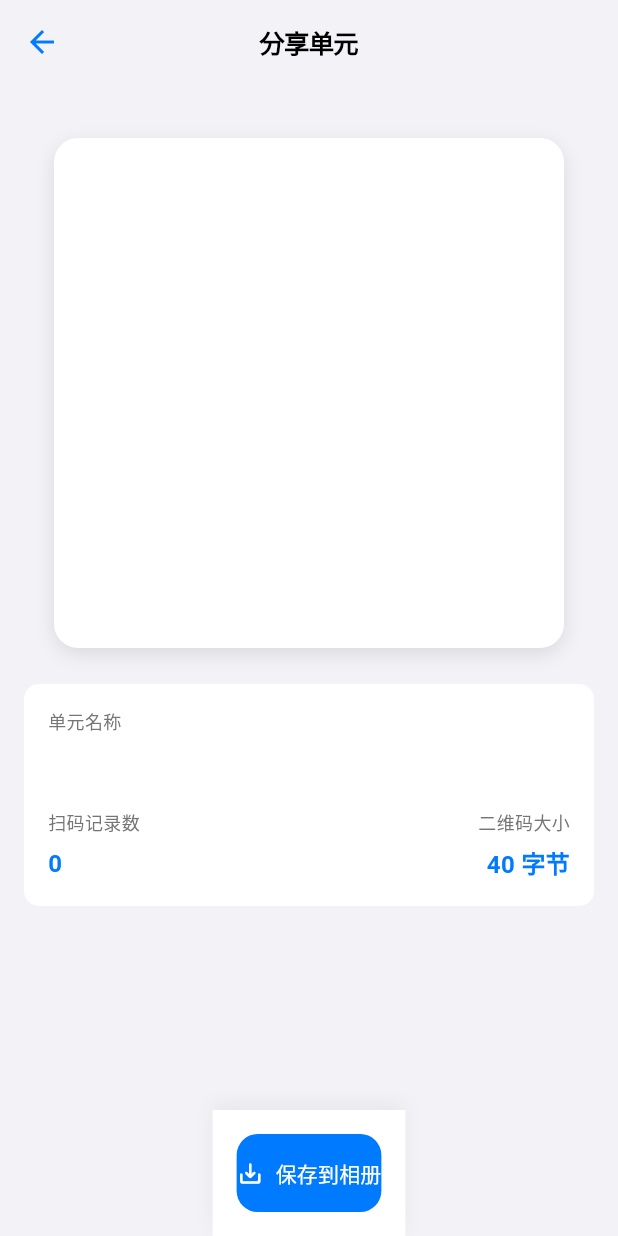
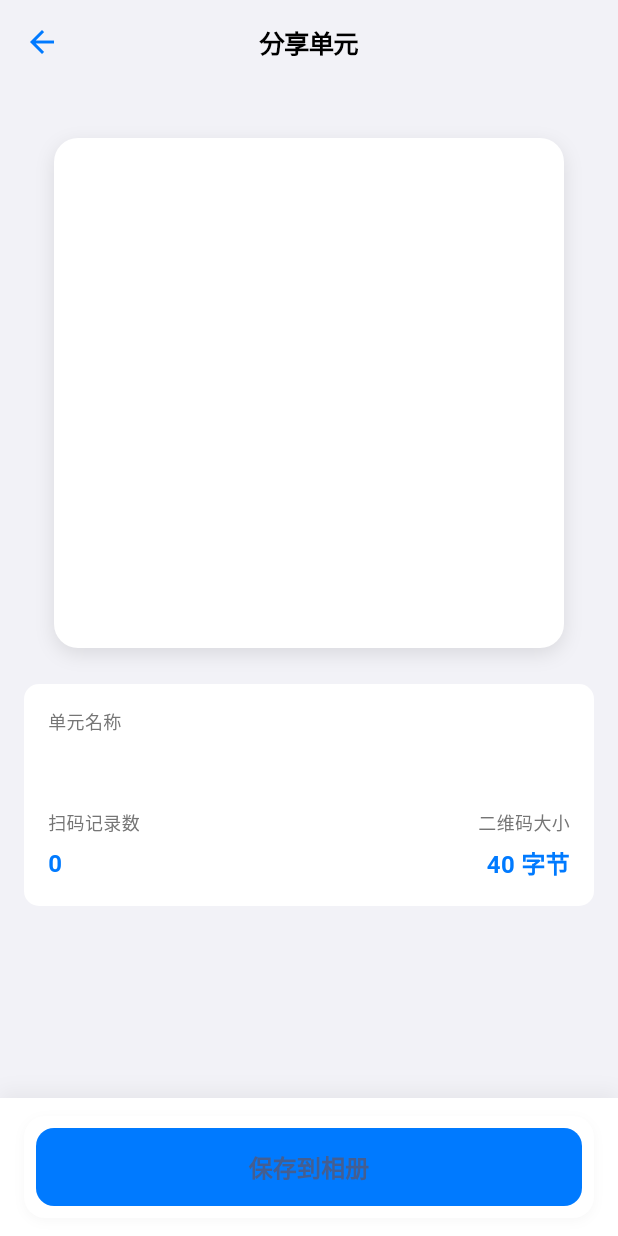
Before and after one commit to 52blingbling/SCAA, a Flutter app: the ShareQRScreen screen opened directly with empty values, on a phone screen of 412 x 824 dp. Run offline on Flutter 3.47's test engine with Material 3 defaults, Android fonts, the phone set to English and light mode, and no system bars; our stand-ins replace audioplayers, image_picker, permission_handler, qr_flutter, shared_preferences; missing offline and left inert: mobile_scanner; accounts and stored records are empty.

Commit message:
优化UI

```diff
--- a/lib/screens/share_qr_screen.dart
+++ b/lib/screens/share_qr_screen.dart
@@ -21,11 +21,30 @@ class _ShareQRScreenState extends State<ShareQRScreen> {
   // no global key needed; render QR with QrPainter
   bool _isSaving = false;
   String? _qrData;
+  String? _errorMessage;
 
   @override
   void initState() {
     super.initState();
+    // 先检查是否能放入二维码容量
+    if (!QRService.canFitInQR(widget.unit.scanRecords)) {
+      _errorMessage = '生成失败：数据超出二维码最大容量，无法生成二维码。';
+      _qrData = null;
+      WidgetsBinding.instance.addPostFrameCallback((_) {
+        showDialog(
+          context: context,
+          builder: (context) => AlertDialog(
+            title: const Text('生成失败'),
+            content: Text(_errorMessage!),
+            actions: [
+              TextButton(onPressed: () => Navigator.pop(context), child: const Text('知道了')),
+            ],
+          ),
+        );
+      });
+    } else {
       _qrData = QRService.encodeUnit(widget.unit);
+    }
     // init done
   }
 
@@ -205,6 +224,14 @@ class _ShareQRScreenState extends State<ShareQRScreen> {
                               ),
                             ),
                           )
+                        : (_errorMessage != null)
+                            ? Center(
+                                child: Text(
+                                  _errorMessage!,
+                                  style: const TextStyle(color: Colors.redAccent),
+                                  textAlign: TextAlign.center,
+                                ),
+                              )
                             : const Center(
                                 child: CircularProgressIndicator(),
                               ),
@@ -290,13 +317,13 @@ class _ShareQRScreenState extends State<ShareQRScreen> {
               ),
             ),
           ),
-          // 底部按钮
+          // 底部按钮（外层白色卡片 + 内层蓝色按钮，文本居中）
           Container(
             padding: EdgeInsets.fromLTRB(
               16,
+              12,
               16,
-              16,
-              MediaQuery.of(context).padding.bottom + 16,
+              MediaQuery.of(context).padding.bottom + 12,
             ),
             decoration: BoxDecoration(
               color: Colors.white,
@@ -308,23 +335,38 @@ class _ShareQRScreenState extends State<ShareQRScreen> {
                 ),
               ],
             ),
-            child: ElevatedButton.icon(
-              onPressed: _isSaving ? null : _saveQRCode,
-              icon: _isSaving
+            child: Container(
+              padding: const EdgeInsets.all(8),
+              decoration: BoxDecoration(
+                color: Colors.white,
+                borderRadius: BorderRadius.circular(14),
+                boxShadow: [
+                  BoxShadow(
+                    color: Colors.black.withOpacity(0.03),
+                    blurRadius: 6,
+                    offset: const Offset(0, 2),
+                  ),
+                ],
+              ),
+              child: SizedBox(
+                width: double.infinity,
+                height: 52,
+                child: ElevatedButton(
+                  onPressed: (_isSaving || _qrData == null) ? null : _saveQRCode,
+                  style: ElevatedButton.styleFrom(
+                    backgroundColor: const Color(0xFF007AFF),
+                    shape: RoundedRectangleBorder(borderRadius: BorderRadius.circular(12)),
+                    elevation: 0,
+                  ),
+                  child: _isSaving
                       ? const SizedBox(
                           width: 20,
                           height: 20,
-                      child: CircularProgressIndicator(strokeWidth: 2),
+                          child: CircularProgressIndicator(strokeWidth: 2, color: Colors.white),
                         )
-                  : const Icon(Icons.save_alt_rounded),
-              label: Text(_isSaving ? '保存中...' : '保存到相册'),
-              style: ElevatedButton.styleFrom(
-                padding: const EdgeInsets.symmetric(vertical: 16),
-                backgroundColor: const Color(0xFF007AFF),
-                foregroundColor: Colors.white,
-                elevation: 0,
-                shape: RoundedRectangleBorder(
-                  borderRadius: BorderRadius.circular(14),
+                      : const Center(
+                          child: Text('保存到相册', style: TextStyle(fontSize: 16, fontWeight: FontWeight.w600)),
+                        ),
                 ),
               ),
             ),
```
Also changed, not shown: lib/screens/home_screen.dart (+19 -2 lines), lib/screens/import_qr_screen.dart (+5 -10 lines). Lines whose indentation alone changed are shown as unchanged.
